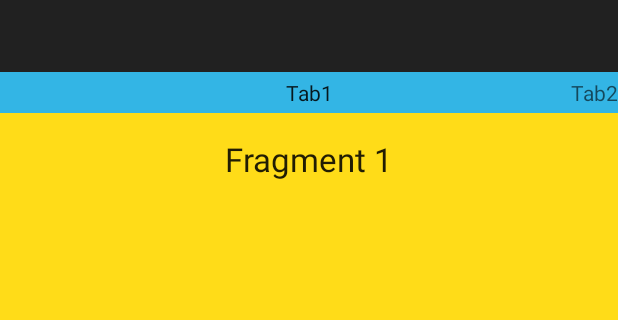
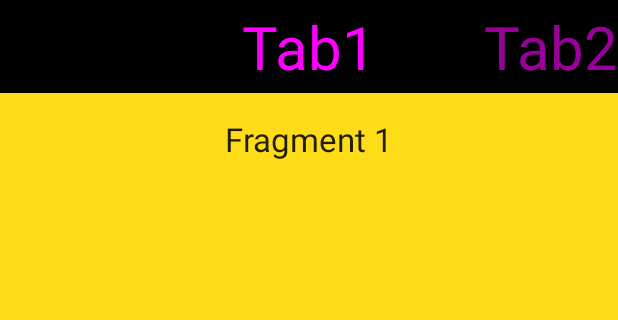
Before and after one commit to atferraz/FragmentsSwipeLayoutAndTabs, an Android app: the screen it shows after launch (MainActivity), on a phone screen of 412 x 824 dp, the part 84-404 px from its top. Run offline under Robolectric (Android 15) with nearby library versions, the phone set to English and light mode, and no system bars.

Commit message:
TitleStrip Color & size text

```diff
--- a/app/src/main/java/com/example/ferraz/fragmentsswipelayoutandtabs/MainActivity.java
+++ b/app/src/main/java/com/example/ferraz/fragmentsswipelayoutandtabs/MainActivity.java
@@ -1,21 +1,18 @@
 package com.example.ferraz.fragmentsswipelayoutandtabs;
 
-import android.annotation.TargetApi;
-import android.os.Build;
-import android.support.v7.app.ActionBar;
-//import android.support.v4.app.FragmentActivity;
+import android.graphics.Color;
 import android.support.v4.app.Fragment;
 import android.support.v4.app.FragmentManager;
 import android.support.v4.app.FragmentStatePagerAdapter;
+import android.support.v4.view.PagerTitleStrip;
 import android.support.v4.view.ViewPager;
 import android.os.Bundle;
 import android.support.v7.app.ActionBarActivity;
-import android.widget.Button;
+import android.util.TypedValue;
 
 
 public class MainActivity extends ActionBarActivity {
 
-    ActionBar actionBar, actionBar2;
     static ViewPager viewPager = null;      // Criação de um ViewPager para controlo do
                                             // Slidding como atributo para acesso geral.
     @Override
@@ -23,35 +20,18 @@ public class MainActivity extends ActionBarActivity {
         super.onCreate(savedInstanceState);
         setContentView(R.layout.activity_main);
 
-        //ActionBar
-        actionBar = getSupportActionBar();//getActionBar();
-        actionBar2 = getSupportActionBar();//getActionBar();
-        // Preparação da actionBar para receber Tabs
-        actionBar.setNavigationMode(ActionBar.NAVIGATION_MODE_TABS);    // desatualizado
-
-        // Criar as TABs
-        //ActionBar.Tab tab1 = actionBar.newTab();
-        //tab1.setText("Tab 1");
-        //tab1.setTabListener(this);
-
-        // Teste de versões para evitar métodos obsoletos e invalidar versões
-        if(android.os.Build.VERSION.SDK_INT > 11){
-            //inicia a action barUsa um método
-        }
-        else{
-            //usa outro
-        }
-
-
-
-
-
         // No arranque da activity liga-se o Viewpager ao Layout da activity
         viewPager = (ViewPager) findViewById(R.id.activityMain);
 
         // Associa o novo FragmentAdapter ao ViewPager
         FragmentManager fm = getSupportFragmentManager();   // da support.v4
         viewPager.setAdapter(new MeuFragmentAdapter(fm));
+
+        // Controlo da titleStrip
+        PagerTitleStrip titleStrip = (PagerTitleStrip) findViewById(R.id.tabTitle);
+        titleStrip.setTextSize(TypedValue.COMPLEX_UNIT_DIP, 40);
+        titleStrip.setBackgroundColor(Color.BLACK);
+        titleStrip.setTextColor(Color.MAGENTA);
     }
 }
 
@@ -61,46 +41,32 @@ class MeuFragmentAdapter extends FragmentStatePagerAdapter {
         super(fm);
     }
 
+    @Override
+    public int getCount() {                         // devolve o nº de Fragments tratados nesta activity
+        return 5;
+    }                 // Devolve o nº de Fragments
 
     @Override
-    public Fragment getItem(int position) {         // Devolve um dos Fragments, recebida a posição
+    public Fragment getItem(int position) {             // Devolve um dos Fragments, recebida a positção
+
         Fragment fragment = null; //
 
-        if(position == 0){
-            fragment = new FragmentS1();
-        }
-        if(position == 1){
-            fragment = new FragmentS2();
-        }
-        if(position == 2){
-            fragment = new FragmentS3();
-        }
+        if(position == 0){fragment = new FragmentS1();}
+        if(position == 1){fragment = new FragmentS2();}
+        if(position == 2){fragment = new FragmentS3();}
+        if(position == 3){fragment = new FragmentS4();}
+        if(position == 4){fragment = new FragmentS5();}
         return fragment;
     }
 
-    @Override
-    public int getCount() {                         // devolve o nº de Fragments tratados nesta activity
-        return 3;
-    }
-
-
-    // Tratamento das TABs
-
-
-
-
-    @Override
+    @Override                                           // Tratamento das TABs
     public CharSequence getPageTitle(int position){
 
-        if(position == 0){      // Fragment S1
-            return "Tab1";
-        }
-        if(position == 1){      // Fragment S2
-            return "Tab2";
-        }
-        if(position == 3){      // Fragment S3
-            return "Tab1";
-        }
+        if(position == 0){return "Tab1";}   // Fragment S1
+        if(position == 1){return "Tab2";}   // Fragment S2
+        if(position == 2){return "Tab3";}   // Fragment S3
+        if(position == 3){return "Tab4";}   // Fragment S4
+        if(position == 4){return "Tab5";}   // Fragment S5
         return null;
     }
 }
```
Also changed, not shown: app/src/main/java/com/example/ferraz/fragmentsswipelayoutandtabs/FragmentS4.java (added, +14 -0 lines), app/src/main/java/com/example/ferraz/fragmentsswipelayoutandtabs/FragmentS5.java (added, +14 -0 lines), app/src/main/res/layout/fragment_s4.xml (added, +17 -0 lines), app/src/main/res/layout/fragment_s5.xml (added, +17 -0 lines).
